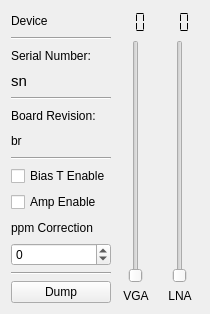
Old version of the form src/devices/hackrf-handler/hackrf-widget.ui in the repository tomneda/DABstar.
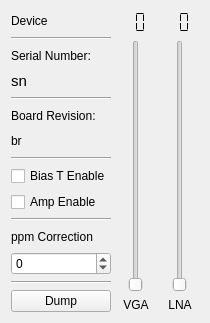
New version of the form.

What changed in the file:
```diff
--- a/src/devices/hackrf-handler/hackrf-widget.ui
+++ b/src/devices/hackrf-handler/hackrf-widget.ui
@@ -7,7 +7,7 @@
     <x>0</x>
     <y>0</y>
     <width>210</width>
-    <height>314</height>
+    <height>323</height>
    </rect>
   </property>
   <property name="windowTitle">
@@ -94,6 +94,13 @@
        </property>
       </widget>
      </item>
+     <item>
+      <widget class="Line" name="line">
+       <property name="orientation">
+        <enum>Qt::Horizontal</enum>
+       </property>
+      </widget>
+     </item>
      <item>
       <widget class="QLabel" name="label">
        <property name="text">
```
Left out of the diff: 2 changed lines with no effect on the pictures.
